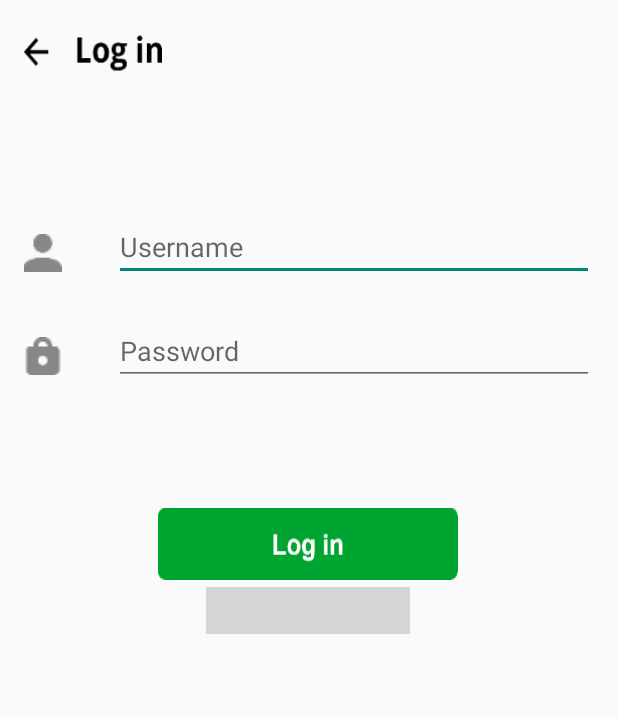
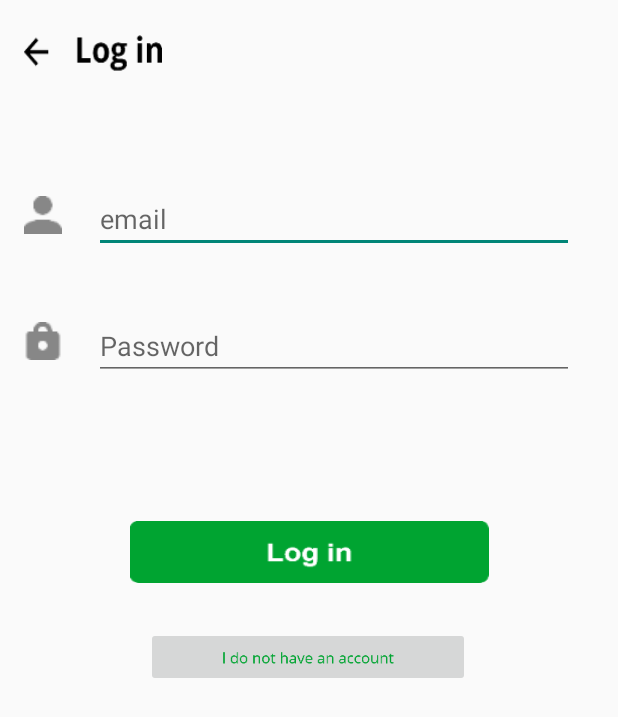
Before and after one commit to rainyearr/818DentalClinic, an Android app: the PatientLoginPage screen opened directly, with no data from a screen before it, on a phone screen of 412 x 824 dp. Shown: the top 717 px of the screen. Run offline under Robolectric (Android 15) with nearby library versions, the phone set to English and light mode, and no system bars; our stand-ins replace Firebase (no records; nobody signed in at launch, a user with empty details on screens opened directly); grey boxes are pictures that could not be loaded.

Commit message:
register and login na to

```diff
--- a/app/src/main/java/com/example/a818dentalclinic/PatientLoginPage.java
+++ b/app/src/main/java/com/example/a818dentalclinic/PatientLoginPage.java
@@ -1,18 +1,33 @@
 package com.example.a818dentalclinic;
-
-import androidx.appcompat.app.AppCompatActivity;
 
 import android.content.Intent;
 import android.os.Bundle;
+import android.text.TextUtils;
 import android.view.View;
 import android.widget.Button;
+import android.widget.EditText;
 import android.widget.ImageButton;
+import android.widget.ProgressBar;
+import android.widget.Toast;
+
+import androidx.annotation.NonNull;
+import androidx.appcompat.app.AppCompatActivity;
+
+import com.google.android.gms.tasks.OnCompleteListener;
+import com.google.android.gms.tasks.Task;
+import com.google.firebase.auth.AuthResult;
+import com.google.firebase.auth.FirebaseAuth;
+
+import java.util.Objects;
 
 public class PatientLoginPage extends AppCompatActivity {
 
+    EditText email, mPassword;
     Button backButton;
     Button loginButton;
     ImageButton registerButton;
+    ProgressBar progressBar;
+    FirebaseAuth fAuth;
 
     @Override
     protected void onCreate(Bundle savedInstanceState) {
@@ -23,17 +38,7 @@ public class PatientLoginPage extends AppCompatActivity {
         backButton.setOnClickListener(new View.OnClickListener() {
             @Override
             public void onClick(View v) {
-                Intent intent = new Intent(PatientLoginPage.this , MainActivity.class);
-                startActivity(intent);
-            }
-        });
-
-        loginButton = findViewById(R.id.patient_login);
-
-        loginButton.setOnClickListener(new View.OnClickListener() {
-            @Override
-            public void onClick(View v) {
-                Intent intent = new Intent(PatientLoginPage.this , DoctorAppointments.class);
+                Intent intent = new Intent(PatientLoginPage.this, MainActivity.class);
                 startActivity(intent);
             }
         });
@@ -43,8 +48,54 @@ public class PatientLoginPage extends AppCompatActivity {
         registerButton.setOnClickListener(new View.OnClickListener() {
             @Override
             public void onClick(View v) {
-                Intent intent = new Intent(PatientLoginPage.this , PatientRegister.class);
+                Intent intent = new Intent(PatientLoginPage.this, PatientRegister.class);
                 startActivity(intent);
+            }
+        });
+
+        email = findViewById(R.id.patient_name);
+        mPassword = findViewById(R.id.patient_pass);
+        progressBar = findViewById(R.id.progressBar_patientLogin);
+        fAuth = FirebaseAuth.getInstance();
+        loginButton = findViewById(R.id.patient_login);
+
+        loginButton.setOnClickListener(new View.OnClickListener() {
+
+            @Override
+            public void onClick(View v) {
+
+                String userName = email.getText().toString().trim();
+                String password = mPassword.getText().toString().trim();
+
+                if (TextUtils.isEmpty(userName)) {
+                    email.setError("Username is Required!");
+                    return;
+                }
+
+                if (TextUtils.isEmpty(password)) {
+                    mPassword.setError("Password is Required!");
+                    return;
+                }
+
+                if (password.length() < 6) {
+                    mPassword.setError("Password must be greater than 5 characters!");
+                    return;
+                }
+
+                progressBar.setVisibility(View.VISIBLE);
+
+                fAuth.signInWithEmailAndPassword(userName, password).addOnCompleteListener(new OnCompleteListener<AuthResult>() {
+                    @Override
+                    public void onComplete(@NonNull Task<AuthResult> task) {
+                        if (task.isSuccessful()) {
+                            Toast.makeText(PatientLoginPage.this, "Logged in Successfully", Toast.LENGTH_SHORT).show();
+                            startActivity(new Intent(getApplicationContext(), DoctorAppointments.class));
+                        } else {
+                            Toast.makeText(PatientLoginPage.this, "Error ! " + Objects.requireNonNull(task.getException()).getMessage(), Toast.LENGTH_SHORT).show();
+                            progressBar.setVisibility(View.GONE);
+                        }
+                    }
+                });
             }
         });
     }
--- a/app/src/main/res/layout/patient_login_page.xml
+++ b/app/src/main/res/layout/patient_login_page.xml
@@ -23,14 +23,14 @@
         android:layout_width="320dp"
         android:layout_height="40dp"
         android:ems="10"
+        android:hint="email"
         android:inputType="textPersonName"
-        android:hint="Username"
-        app:layout_constraintBottom_toBottomOf="parent"
+        app:layout_constraintBottom_toTopOf="@+id/patient_pass"
         app:layout_constraintEnd_toEndOf="parent"
-        app:layout_constraintHorizontal_bias="0.824"
-        app:layout_constraintStart_toStartOf="parent"
+        app:layout_constraintHorizontal_bias="0.42"
+        app:layout_constraintStart_toEndOf="@+id/patient_name_logo"
         app:layout_constraintTop_toTopOf="parent"
-        app:layout_constraintVertical_bias="0.188" />
+        app:layout_constraintVertical_bias="0.741" />
 
     <EditText
         android:id="@+id/patient_pass"
@@ -39,12 +39,12 @@
         android:ems="10"
         android:hint="Password"
         android:inputType="textPassword"
-        app:layout_constraintBottom_toBottomOf="parent"
+        app:layout_constraintBottom_toTopOf="@+id/patient_login"
         app:layout_constraintEnd_toEndOf="parent"
-        app:layout_constraintHorizontal_bias="0.824"
-        app:layout_constraintStart_toStartOf="parent"
+        app:layout_constraintHorizontal_bias="0.42"
+        app:layout_constraintStart_toEndOf="@+id/patient_pass_logo"
         app:layout_constraintTop_toTopOf="parent"
-        app:layout_constraintVertical_bias="0.276" />
+        app:layout_constraintVertical_bias="0.695" />
 
     <ImageView
         android:id="@+id/patient_pass_logo"
@@ -55,43 +55,55 @@
         app:layout_constraintHorizontal_bias="0.041"
         app:layout_constraintStart_toStartOf="parent"
         app:layout_constraintTop_toTopOf="parent"
-        app:layout_constraintVertical_bias="0.281"
-        app:srcCompat="@drawable/vector_password"/>
+        app:layout_constraintVertical_bias="0.269"
+        app:srcCompat="@drawable/vector_password" />
 
     <ImageView
         android:id="@+id/patient_name_logo"
         android:layout_width="25dp"
         android:layout_height="25dp"
-        app:layout_constraintBottom_toBottomOf="parent"
+        app:layout_constraintBottom_toTopOf="@+id/patient_pass_logo"
         app:layout_constraintEnd_toEndOf="parent"
         app:layout_constraintHorizontal_bias="0.041"
         app:layout_constraintStart_toStartOf="parent"
         app:layout_constraintTop_toTopOf="parent"
-        app:layout_constraintVertical_bias="0.195"
+        app:layout_constraintVertical_bias="0.69"
         app:srcCompat="@drawable/vector_account" />
 
     <Button
         android:id="@+id/patient_login"
+        android:layout_width="239dp"
+        android:layout_height="41dp"
+        android:background="@drawable/login_button"
+        app:layout_constraintBottom_toTopOf="@+id/progressBar_patientLogin"
+        app:layout_constraintEnd_toEndOf="parent"
+        app:layout_constraintStart_toStartOf="parent"
+        app:layout_constraintTop_toTopOf="parent"
+        app:layout_constraintVertical_bias="0.517" />
+
+    <ImageButton
+        android:id="@+id/patient_create"
+        android:layout_width="216dp"
+        android:layout_height="40dp"
+        app:layout_constraintBottom_toTopOf="@+id/progressBar_patientLogin"
+        app:layout_constraintEnd_toEndOf="parent"
+        app:layout_constraintHorizontal_bias="0.497"
+        app:layout_constraintStart_toStartOf="parent"
+        app:layout_constraintTop_toBottomOf="@+id/patient_login"
+        app:layout_constraintVertical_bias="0.103"
+        app:srcCompat="@drawable/create_account" />
+
+    <ProgressBar
+        android:id="@+id/progressBar_patientLogin"
+        style="?android:attr/progressBarStyle"
         android:layout_width="wrap_content"
         android:layout_height="wrap_content"
+        android:visibility="invisible"
         app:layout_constraintBottom_toBottomOf="parent"
         app:layout_constraintEnd_toEndOf="parent"
         app:layout_constraintHorizontal_bias="0.498"
         app:layout_constraintStart_toStartOf="parent"
         app:layout_constraintTop_toTopOf="parent"
-        app:layout_constraintVertical_bias="0.436"
-        android:background="@drawable/login_button" />
-
-    <ImageButton
-        android:id="@+id/patient_create"
-        android:layout_width="136dp"
-        android:layout_height="31dp"
-        app:layout_constraintBottom_toBottomOf="parent"
-        app:layout_constraintEnd_toEndOf="parent"
-        app:layout_constraintHorizontal_bias="0.498"
-        app:layout_constraintStart_toStartOf="parent"
-        app:layout_constraintTop_toBottomOf="@+id/patient_login"
-        app:layout_constraintVertical_bias="0.011"
-        app:srcCompat="@drawable/create_account" />
+        app:layout_constraintVertical_bias="0.918" />
 
 </androidx.constraintlayout.widget.ConstraintLayout>
```
Also changed, not shown: app/src/main/res/drawable-xxxhdpi/create_account.png (added), 2 other files.
